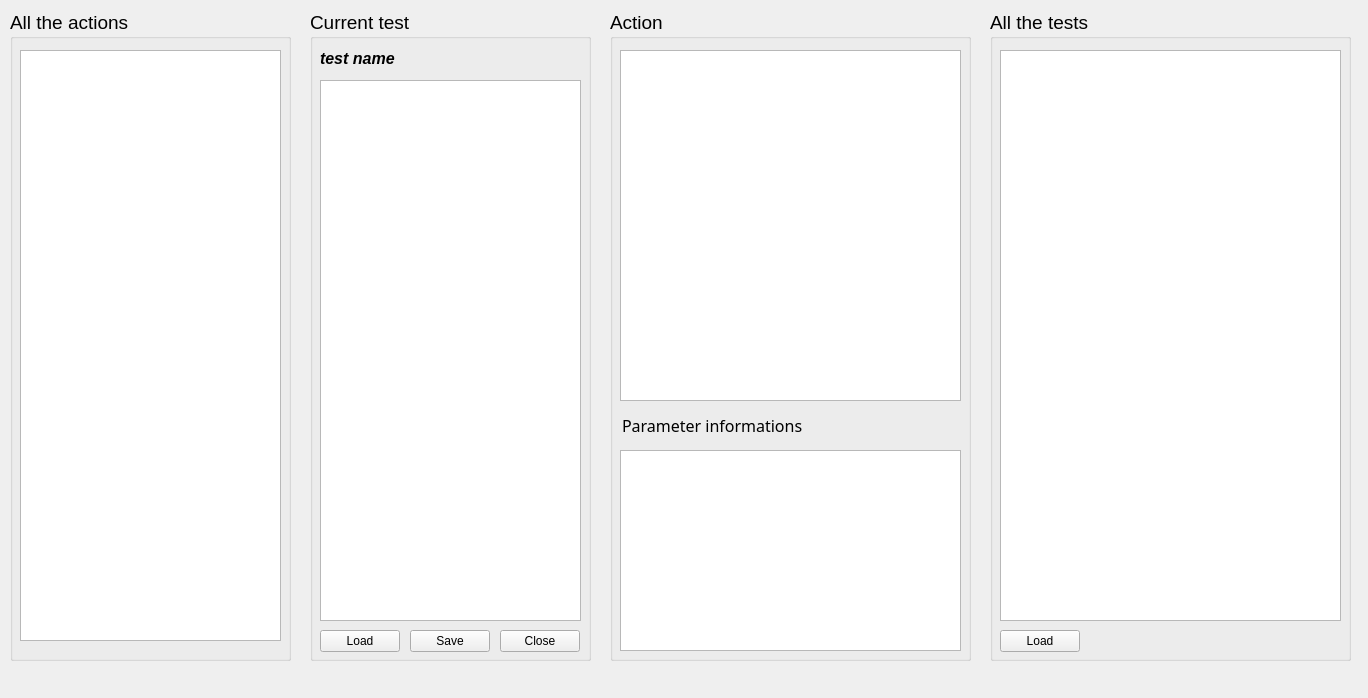
Old version of the form scriptbuilder/mainwindow.ui in the repository robotology/blocktest.
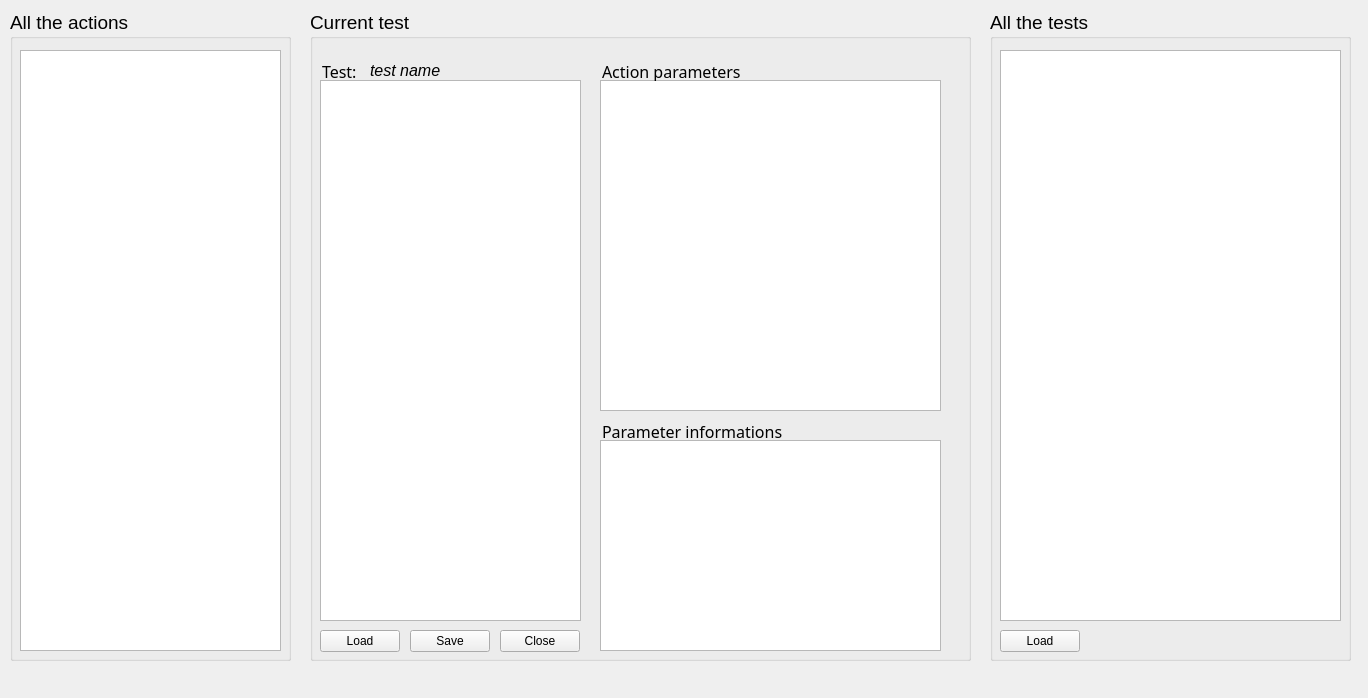
New version of the form.

Commit message: GUI with CMake

```diff
--- a/scriptbuilder/mainwindow.ui
+++ b/scriptbuilder/mainwindow.ui
@@ -20,188 +20,12 @@
    <bool>false</bool>
   </property>
   <widget class="QWidget" name="centralWidget">
-   <widget class="QGroupBox" name="paramBox">
-    <property name="geometry">
-     <rect>
-      <x>610</x>
-      <y>10</y>
-      <width>361</width>
-      <height>651</height>
-     </rect>
-    </property>
-    <property name="font">
-     <font>
-      <pointsize>14</pointsize>
-     </font>
-    </property>
-    <property name="autoFillBackground">
-     <bool>false</bool>
-    </property>
-    <property name="styleSheet">
-     <string notr="true"/>
-    </property>
-    <property name="title">
-     <string>Action</string>
-    </property>
-    <widget class="QTableView" name="parametersList">
-     <property name="geometry">
-      <rect>
-       <x>10</x>
-       <y>40</y>
-       <width>341</width>
-       <height>351</height>
-      </rect>
-     </property>
-     <property name="font">
-      <font>
-       <pointsize>10</pointsize>
-      </font>
-     </property>
-     <property name="sizeAdjustPolicy">
-      <enum>QAbstractScrollArea::AdjustToContentsOnFirstShow</enum>
-     </property>
-     <property name="alternatingRowColors">
-      <bool>false</bool>
-     </property>
-     <property name="selectionMode">
-      <enum>QAbstractItemView::SingleSelection</enum>
-     </property>
-     <property name="showGrid">
-      <bool>true</bool>
-     </property>
-     <property name="gridStyle">
-      <enum>Qt::SolidLine</enum>
-     </property>
-     <attribute name="horizontalHeaderVisible">
-      <bool>false</bool>
-     </attribute>
-     <attribute name="horizontalHeaderCascadingSectionResizes">
-      <bool>false</bool>
-     </attribute>
-     <attribute name="horizontalHeaderHighlightSections">
-      <bool>false</bool>
-     </attribute>
-     <attribute name="horizontalHeaderMinimumSectionSize">
-      <number>26</number>
-     </attribute>
-     <attribute name="horizontalHeaderStretchLastSection">
-      <bool>true</bool>
-     </attribute>
-     <attribute name="verticalHeaderVisible">
-      <bool>false</bool>
-     </attribute>
-     <attribute name="verticalHeaderDefaultSectionSize">
-      <number>20</number>
-     </attribute>
-     <attribute name="verticalHeaderHighlightSections">
-      <bool>false</bool>
-     </attribute>
-     <attribute name="verticalHeaderMinimumSectionSize">
-      <number>18</number>
-     </attribute>
-    </widget>
-    <widget class="QTableView" name="parameterComment">
-     <property name="geometry">
-      <rect>
-       <x>10</x>
-       <y>440</y>
-       <width>341</width>
-       <height>201</height>
-      </rect>
-     </property>
-     <property name="font">
-      <font>
-       <pointsize>10</pointsize>
-      </font>
-     </property>
-     <property name="sizeAdjustPolicy">
-      <enum>QAbstractScrollArea::AdjustToContentsOnFirstShow</enum>
-     </property>
-     <property name="editTriggers">
-      <set>QAbstractItemView::NoEditTriggers</set>
-     </property>
-     <property name="alternatingRowColors">
-      <bool>false</bool>
-     </property>
-     <property name="selectionMode">
-      <enum>QAbstractItemView::SingleSelection</enum>
-     </property>
-     <property name="showGrid">
-      <bool>true</bool>
-     </property>
-     <property name="gridStyle">
-      <enum>Qt::SolidLine</enum>
-     </property>
-     <attribute name="horizontalHeaderVisible">
-      <bool>false</bool>
-     </attribute>
-     <attribute name="horizontalHeaderCascadingSectionResizes">
-      <bool>false</bool>
-     </attribute>
-     <attribute name="horizontalHeaderHighlightSections">
-      <bool>false</bool>
-     </attribute>
-     <attribute name="horizontalHeaderMinimumSectionSize">
-      <number>26</number>
-     </attribute>
-     <attribute name="horizontalHeaderStretchLastSection">
-      <bool>true</bool>
-     </attribute>
-     <attribute name="verticalHeaderVisible">
-      <bool>false</bool>
-     </attribute>
-     <attribute name="verticalHeaderDefaultSectionSize">
-      <number>20</number>
-     </attribute>
-     <attribute name="verticalHeaderHighlightSections">
-      <bool>false</bool>
-     </attribute>
-     <attribute name="verticalHeaderMinimumSectionSize">
-      <number>18</number>
-     </attribute>
-    </widget>
-    <widget class="QLineEdit" name="lineEdit_4">
-     <property name="enabled">
-      <bool>true</bool>
-     </property>
-     <property name="geometry">
-      <rect>
-       <x>10</x>
-       <y>400</y>
-       <width>331</width>
-       <height>31</height>
-      </rect>
-     </property>
-     <property name="font">
-      <font>
-       <family>Sans Serif</family>
-       <pointsize>12</pointsize>
-       <weight>50</weight>
-       <italic>false</italic>
-       <bold>false</bold>
-      </font>
-     </property>
-     <property name="autoFillBackground">
-      <bool>false</bool>
-     </property>
-     <property name="styleSheet">
-      <string notr="true">font: 12pt &quot;Sans Serif&quot;;
-background-color: rgba(0, 0, 0, 0);</string>
-     </property>
-     <property name="text">
-      <string>Parameter informations</string>
-     </property>
-     <property name="frame">
-      <bool>false</bool>
-     </property>
-    </widget>
-   </widget>
    <widget class="QGroupBox" name="scriptBox">
     <property name="geometry">
      <rect>
       <x>310</x>
       <y>10</y>
-      <width>281</width>
+      <width>661</width>
       <height>651</height>
      </rect>
     </property>
@@ -252,18 +76,18 @@
     <widget class="QLabel" name="testname">
      <property name="geometry">
       <rect>
-       <x>10</x>
-       <y>40</y>
-       <width>271</width>
-       <height>16</height>
+       <x>60</x>
+       <y>50</y>
+       <width>111</width>
+       <height>20</height>
       </rect>
      </property>
      <property name="font">
       <font>
        <pointsize>12</pointsize>
-       <weight>75</weight>
+       <weight>50</weight>
        <italic>true</italic>
-       <bold>true</bold>
+       <bold>false</bold>
       </font>
      </property>
      <property name="text">
@@ -315,6 +139,228 @@
       <string>Load</string>
      </property>
     </widget>
+    <widget class="QTableView" name="parametersList">
+     <property name="geometry">
+      <rect>
+       <x>290</x>
+       <y>70</y>
+       <width>341</width>
+       <height>331</height>
+      </rect>
+     </property>
+     <property name="font">
+      <font>
+       <pointsize>10</pointsize>
+      </font>
+     </property>
+     <property name="sizeAdjustPolicy">
+      <enum>QAbstractScrollArea::AdjustToContentsOnFirstShow</enum>
+     </property>
+     <property name="alternatingRowColors">
+      <bool>false</bool>
+     </property>
+     <property name="selectionMode">
+      <enum>QAbstractItemView::SingleSelection</enum>
+     </property>
+     <property name="showGrid">
+      <bool>true</bool>
+     </property>
+     <property name="gridStyle">
+      <enum>Qt::SolidLine</enum>
+     </property>
+     <attribute name="horizontalHeaderVisible">
+      <bool>false</bool>
+     </attribute>
+     <attribute name="horizontalHeaderCascadingSectionResizes">
+      <bool>false</bool>
+     </attribute>
+     <attribute name="horizontalHeaderHighlightSections">
+      <bool>false</bool>
+     </attribute>
+     <attribute name="horizontalHeaderMinimumSectionSize">
+      <number>26</number>
+     </attribute>
+     <attribute name="horizontalHeaderStretchLastSection">
+      <bool>true</bool>
+     </attribute>
+     <attribute name="verticalHeaderVisible">
+      <bool>false</bool>
+     </attribute>
+     <attribute name="verticalHeaderDefaultSectionSize">
+      <number>20</number>
+     </attribute>
+     <attribute name="verticalHeaderHighlightSections">
+      <bool>false</bool>
+     </attribute>
+     <attribute name="verticalHeaderMinimumSectionSize">
+      <number>18</number>
+     </attribute>
+    </widget>
+    <widget class="QTableView" name="parameterComment">
+     <property name="geometry">
+      <rect>
+       <x>290</x>
+       <y>430</y>
+       <width>341</width>
+       <height>211</height>
+      </rect>
+     </property>
+     <property name="font">
+      <font>
+       <pointsize>10</pointsize>
+      </font>
+     </property>
+     <property name="sizeAdjustPolicy">
+      <enum>QAbstractScrollArea::AdjustToContentsOnFirstShow</enum>
+     </property>
+     <property name="editTriggers">
+      <set>QAbstractItemView::NoEditTriggers</set>
+     </property>
+     <property name="alternatingRowColors">
+      <bool>false</bool>
+     </property>
+     <property name="selectionMode">
+      <enum>QAbstractItemView::NoSelection</enum>
+     </property>
+     <property name="showGrid">
+      <bool>true</bool>
+     </property>
+     <property name="gridStyle">
+      <enum>Qt::SolidLine</enum>
+     </property>
+     <attribute name="horizontalHeaderVisible">
+      <bool>false</bool>
+     </attribute>
+     <attribute name="horizontalHeaderCascadingSectionResizes">
+      <bool>false</bool>
+     </attribute>
+     <attribute name="horizontalHeaderHighlightSections">
+      <bool>false</bool>
+     </attribute>
+     <attribute name="horizontalHeaderMinimumSectionSize">
+      <number>26</number>
+     </attribute>
+     <attribute name="horizontalHeaderStretchLastSection">
+      <bool>true</bool>
+     </attribute>
+     <attribute name="verticalHeaderVisible">
+      <bool>false</bool>
+     </attribute>
+     <attribute name="verticalHeaderDefaultSectionSize">
+      <number>20</number>
+     </attribute>
+     <attribute name="verticalHeaderHighlightSections">
+      <bool>false</bool>
+     </attribute>
+     <attribute name="verticalHeaderMinimumSectionSize">
+      <number>18</number>
+     </attribute>
+    </widget>
+    <widget class="QLineEdit" name="lineEdit_4">
+     <property name="enabled">
+      <bool>true</bool>
+     </property>
+     <property name="geometry">
+      <rect>
+       <x>290</x>
+       <y>410</y>
+       <width>201</width>
+       <height>21</height>
+      </rect>
+     </property>
+     <property name="font">
+      <font>
+       <family>Sans Serif</family>
+       <pointsize>12</pointsize>
+       <weight>50</weight>
+       <italic>false</italic>
+       <bold>false</bold>
+      </font>
+     </property>
+     <property name="autoFillBackground">
+      <bool>false</bool>
+     </property>
+     <property name="styleSheet">
+      <string notr="true">font: 12pt &quot;Sans Serif&quot;;
+background-color: rgba(0, 0, 0, 0);</string>
+     </property>
+     <property name="text">
+      <string>Parameter informations</string>
+     </property>
+     <property name="frame">
+      <bool>false</bool>
+     </property>
+    </widget>
+    <widget class="QLineEdit" name="lineEdit_5">
+     <property name="enabled">
+      <bool>true</bool>
+     </property>
+     <property name="geometry">
+      <rect>
+       <x>290</x>
+       <y>50</y>
+       <width>161</width>
+       <height>21</height>
+      </rect>
+     </property>
+     <property name="font">
+      <font>
+       <family>Sans Serif</family>
+       <pointsize>12</pointsize>
+       <weight>50</weight>
+       <italic>false</italic>
+       <bold>false</bold>
+      </font>
+     </property>
+     <property name="autoFillBackground">
+      <bool>false</bool>
+     </property>
+     <property name="styleSheet">
+      <string notr="true">font: 12pt &quot;Sans Serif&quot;;
+background-color: rgba(0, 0, 0, 0);</string>
+     </property>
+     <property name="text">
+      <string>Action parameters</string>
+     </property>
+     <property name="frame">
+      <bool>false</bool>
+     </property>
+    </widget>
+    <widget class="QLineEdit" name="lineEdit_6">
+     <property name="enabled">
+      <bool>true</bool>
+     </property>
+     <property name="geometry">
+      <rect>
+       <x>10</x>
+       <y>50</y>
+       <width>41</width>
+       <height>21</height>
+      </rect>
+     </property>
+     <property name="font">
+      <font>
+       <family>Sans Serif</family>
+       <pointsize>12</pointsize>
+       <weight>50</weight>
+       <italic>false</italic>
+       <bold>false</bold>
+      </font>
+     </property>
+     <property name="autoFillBackground">
+      <bool>false</bool>
+     </property>
+     <property name="styleSheet">
+      <string notr="true">font: 12pt &quot;Sans Serif&quot;;
+background-color: rgba(0, 0, 0, 0);</string>
+     </property>
+     <property name="text">
+      <string>Test:</string>
+     </property>
+     <property name="frame">
+      <bool>false</bool>
+     </property>
+    </widget>
    </widget>
    <widget class="QGroupBox" name="actionsBox">
     <property name="geometry">
@@ -339,7 +385,7 @@
        <x>10</x>
        <y>40</y>
        <width>261</width>
-       <height>591</height>
+       <height>601</height>
       </rect>
      </property>
      <property name="font">
```
Left out of the diff: 1 changed line with no effect on the pictures. The commit also changes 3 other files.
